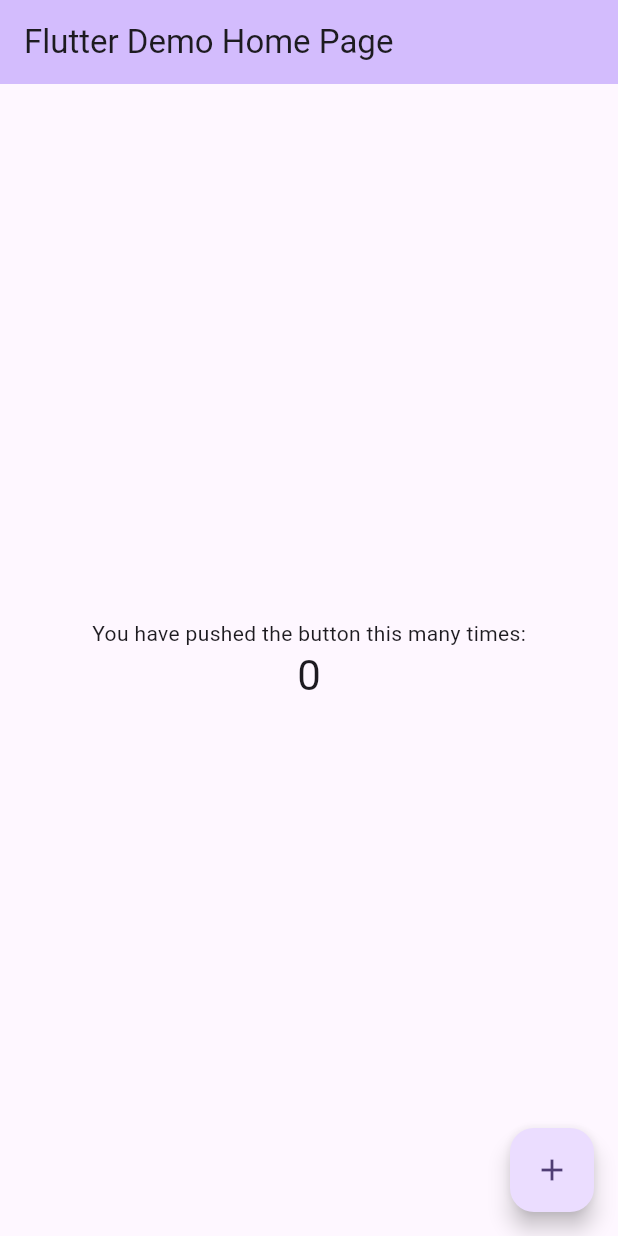
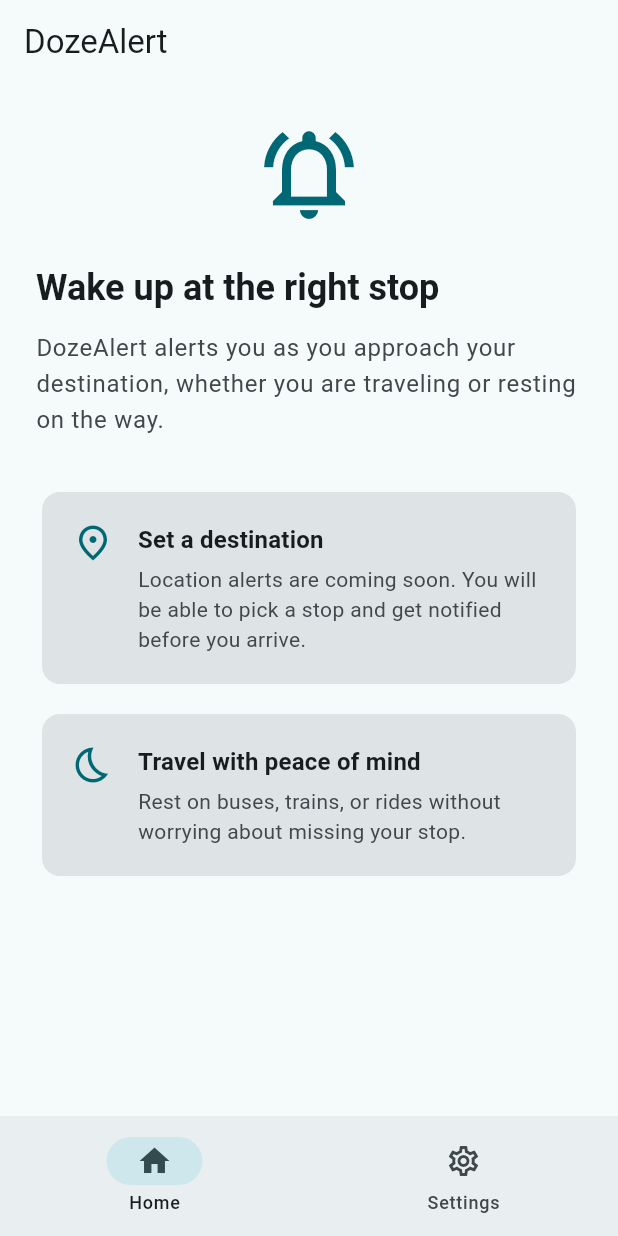
Before and after one commit to riazkhimany-rgb/dozealert, a Flutter app: the screen it shows after launch, on a phone screen of 412 x 824 dp. Run offline on Flutter 3.47's test engine with Material 3 defaults, Android fonts, the phone set to English and light mode, and no system bars.

Commit message:
Phase 1 - Project structure and navigation

```diff
--- a/lib/main.dart
+++ b/lib/main.dart
@@ -1,121 +1,44 @@
 import 'package:flutter/material.dart';
+import 'package:provider/provider.dart';
+
+import 'providers/navigation_provider.dart';
+import 'providers/theme_provider.dart';
+import 'screens/main_screen.dart';
+import 'services/settings_service.dart';
+import 'utils/app_theme.dart';
 
 void main() {
-  runApp(const MyApp());
+  runApp(const DozeAlertApp());
 }
 
-class MyApp extends StatelessWidget {
-  const MyApp({super.key});
-
-  // This widget is the root of your application.
-  @override
-  Widget build(BuildContext context) {
-    return MaterialApp(
-      title: 'Flutter Demo',
-      theme: ThemeData(
-        // This is the theme of your application.
-        //
-        // TRY THIS: Try running your application with "flutter run". You'll see
-        // the application has a purple toolbar. Then, without quitting the app,
-        // try changing the seedColor in the colorScheme below to Colors.green
-        // and then invoke "hot reload" (save your changes or press the "hot
-        // reload" button in a Flutter-supported IDE, or press "r" if you used
-        // the command line to start the app).
-        //
-        // Notice that the counter didn't reset back to zero; the application
-        // state is not lost during the reload. To reset the state, use hot
-        // restart instead.
-        //
-        // This works for code too, not just values: Most code changes can be
-        // tested with just a hot reload.
-        colorScheme: .fromSeed(seedColor: Colors.deepPurple),
-      ),
-      home: const MyHomePage(title: 'Flutter Demo Home Page'),
-    );
-  }
-}
-
-class MyHomePage extends StatefulWidget {
-  const MyHomePage({super.key, required this.title});
-
-  // This widget is the home page of your application. It is stateful, meaning
-  // that it has a State object (defined below) that contains fields that affect
-  // how it looks.
-
-  // This class is the configuration for the state. It holds the values (in this
-  // case the title) provided by the parent (in this case the App widget) and
-  // used by the build method of the State. Fields in a Widget subclass are
-  // always marked "final".
-
-  final String title;
-
-  @override
-  State<MyHomePage> createState() => _MyHomePageState();
-}
-
-class _MyHomePageState extends State<MyHomePage> {
-  int _counter = 0;
-
-  void _incrementCounter() {
-    setState(() {
-      // This call to setState tells the Flutter framework that something has
-      // changed in this State, which causes it to rerun the build method below
-      // so that the display can reflect the updated values. If we changed
-      // _counter without calling setState(), then the build method would not be
-      // called again, and so nothing would appear to happen.
-      _counter++;
-    });
-  }
+class DozeAlertApp extends StatelessWidget {
+  const DozeAlertApp({super.key});
 
   @override
   Widget build(BuildContext context) {
-    // This method is rerun every time setState is called, for instance as done
-    // by the _incrementCounter method above.
-    //
-    // The Flutter framework has been optimized to make rerunning build methods
-    // fast, so that you can just rebuild anything that needs updating rather
-    // than having to individually change instances of widgets.
-    return Scaffold(
-      appBar: AppBar(
-        // TRY THIS: Try changing the color here to a specific color (to
-        // Colors.amber, perhaps?) and trigger a hot reload to see the AppBar
-        // change color while the other colors stay the same.
-        backgroundColor: Theme.of(context).colorScheme.inversePrimary,
-        // Here we take the value from the MyHomePage object that was created by
-        // the App.build method, and use it to set our appbar title.
-        title: Text(widget.title),
-      ),
-      body: Center(
-        // Center is a layout widget. It takes a single child and positions it
-        // in the middle of the parent.
-        child: Column(
-          // Column is also a layout widget. It takes a list of children and
-          // arranges them vertically. By default, it sizes itself to fit its
-          // children horizontally, and tries to be as tall as its parent.
-          //
-          // Column has various properties to control how it sizes itself and
-          // how it positions its children. Here we use mainAxisAlignment to
-          // center the children vertically; the main axis here is the vertical
-          // axis because Columns are vertical (the cross axis would be
-          // horizontal).
-          //
-          // TRY THIS: Invoke "debug painting" (choose the "Toggle Debug Paint"
-          // action in the IDE, or press "p" in the console), to see the
-          // wireframe for each widget.
-          mainAxisAlignment: .center,
-          children: [
-            const Text('You have pushed the button this many times:'),
-            Text(
-              '$_counter',
-              style: Theme.of(context).textTheme.headlineMedium,
-            ),
-          ],
+    final settingsService = SettingsService();
+
+    return MultiProvider(
+      providers: [
+        Provider<SettingsService>.value(value: settingsService),
+        ChangeNotifierProvider(
+          create: (_) => ThemeProvider(settingsService),
         ),
-      ),
-      floatingActionButton: FloatingActionButton(
-        onPressed: _incrementCounter,
-        tooltip: 'Increment',
-        child: const Icon(Icons.add),
+        ChangeNotifierProvider(
+          create: (_) => NavigationProvider(),
+        ),
+      ],
+      child: Consumer<ThemeProvider>(
+        builder: (context, themeProvider, _) {
+          return MaterialApp(
+            title: 'DozeAlert',
+            debugShowCheckedModeBanner: false,
+            theme: AppTheme.light(),
+            darkTheme: AppTheme.dark(),
+            themeMode: themeProvider.themeMode,
+            home: const MainScreen(),
+          );
+        },
       ),
     );
   }
--- /dev/null
+++ b/lib/models/app_settings.dart
@@ -0,0 +1,11 @@
+import 'package:flutter/material.dart';
+
+class AppSettings {
+  const AppSettings({this.themeMode = ThemeMode.system});
+
+  final ThemeMode themeMode;
+
+  AppSettings copyWith({ThemeMode? themeMode}) {
+    return AppSettings(themeMode: themeMode ?? this.themeMode);
+  }
+}
--- /dev/null
+++ b/lib/providers/navigation_provider.dart
@@ -0,0 +1,16 @@
+import 'package:flutter/material.dart';
+
+class NavigationProvider extends ChangeNotifier {
+  int _selectedIndex = 0;
+
+  int get selectedIndex => _selectedIndex;
+
+  void setIndex(int index) {
+    if (index == _selectedIndex || index < 0) {
+      return;
+    }
+
+    _selectedIndex = index;
+    notifyListeners();
+  }
+}
--- /dev/null
+++ b/lib/providers/theme_provider.dart
@@ -0,0 +1,22 @@
+import 'package:flutter/material.dart';
+
+import '../services/settings_service.dart';
+
+class ThemeProvider extends ChangeNotifier {
+  ThemeProvider(this._settingsService);
+
+  final SettingsService _settingsService;
+
+  ThemeMode get themeMode => _settingsService.settings.themeMode;
+
+  Future<void> setThemeMode(ThemeMode mode) async {
+    if (mode == themeMode) {
+      return;
+    }
+
+    await _settingsService.saveSettings(
+      _settingsService.settings.copyWith(themeMode: mode),
+    );
+    notifyListeners();
+  }
+}
--- /dev/null
+++ b/lib/screens/home_screen.dart
@@ -0,0 +1,57 @@
+import 'package:flutter/material.dart';
+
+import '../widgets/info_card.dart';
+
+class HomeScreen extends StatelessWidget {
+  const HomeScreen({super.key});
+
+  @override
+  Widget build(BuildContext context) {
+    final colorScheme = Theme.of(context).colorScheme;
+
+    return Scaffold(
+      appBar: AppBar(
+        title: const Text('DozeAlert'),
+      ),
+      body: ListView(
+        padding: const EdgeInsets.all(24),
+        children: [
+          Icon(
+            Icons.notifications_active_outlined,
+            size: 72,
+            color: colorScheme.primary,
+          ),
+          const SizedBox(height: 24),
+          Text(
+            'Wake up at the right stop',
+            style: Theme.of(context).textTheme.headlineSmall?.copyWith(
+              fontWeight: FontWeight.bold,
+            ),
+          ),
+          const SizedBox(height: 12),
+          Text(
+            'DozeAlert alerts you as you approach your destination, '
+            'whether you are traveling or resting on the way.',
+            style: Theme.of(context).textTheme.bodyLarge?.copyWith(
+              color: colorScheme.onSurfaceVariant,
+            ),
+          ),
+          const SizedBox(height: 32),
+          const InfoCard(
+            icon: Icons.place_outlined,
+            title: 'Set a destination',
+            subtitle: 'Location alerts are coming soon. You will be able to '
+                'pick a stop and get notified before you arrive.',
+          ),
+          const SizedBox(height: 12),
+          const InfoCard(
+            icon: Icons.bedtime_outlined,
+            title: 'Travel with peace of mind',
+            subtitle: 'Rest on buses, trains, or rides without worrying about '
+                'missing your stop.',
+          ),
+        ],
+      ),
+    );
+  }
+}
--- /dev/null
+++ b/lib/screens/main_screen.dart
@@ -0,0 +1,45 @@
+import 'package:flutter/material.dart';
+import 'package:provider/provider.dart';
+
+import '../providers/navigation_provider.dart';
+import 'home_screen.dart';
+import 'settings_screen.dart';
+
+class MainScreen extends StatelessWidget {
+  const MainScreen({super.key});
+
+  static const _destinations = [
+    NavigationDestination(
+      icon: Icon(Icons.home_outlined),
+      selectedIcon: Icon(Icons.home),
+      label: 'Home',
+    ),
+    NavigationDestination(
+      icon: Icon(Icons.settings_outlined),
+      selectedIcon: Icon(Icons.settings),
+      label: 'Settings',
+    ),
+  ];
+
+  static const _screens = [
+    HomeScreen(),
+    SettingsScreen(),
+  ];
+
+  @override
+  Widget build(BuildContext context) {
+    final selectedIndex = context.watch<NavigationProvider>().selectedIndex;
+
+    return Scaffold(
+      body: IndexedStack(
+        index: selectedIndex,
+        children: _screens,
+      ),
+      bottomNavigationBar: NavigationBar(
+        selectedIndex: selectedIndex,
+        onDestinationSelected: context.read<NavigationProvider>().setIndex,
+        destinations: _destinations,
+      ),
+    );
+  }
+}
--- /dev/null
+++ b/lib/screens/settings_screen.dart
@@ -0,0 +1,80 @@
+import 'package:flutter/material.dart';
+import 'package:provider/provider.dart';
+
+import '../providers/theme_provider.dart';
+
+class SettingsScreen extends StatelessWidget {
+  const SettingsScreen({super.key});
+
+  String _themeModeLabel(ThemeMode mode) {
+    return switch (mode) {
+      ThemeMode.system => 'System default',
+      ThemeMode.light => 'Light',
+      ThemeMode.dark => 'Dark',
+    };
+  }
+
+  @override
+  Widget build(BuildContext context) {
+    final themeProvider = context.watch<ThemeProvider>();
+    final colorScheme = Theme.of(context).colorScheme;
+
+    return Scaffold(
+      appBar: AppBar(
+        title: const Text('Settings'),
+      ),
+      body: ListView(
+        padding: const EdgeInsets.symmetric(vertical: 8),
+        children: [
+          Padding(
+            padding: const EdgeInsets.fromLTRB(24, 16, 24, 8),
+            child: Text(
+              'Appearance',
+              style: Theme.of(context).textTheme.titleSmall?.copyWith(
+                color: colorScheme.primary,
+                fontWeight: FontWeight.w600,
+              ),
+            ),
+          ),
+          RadioGroup<ThemeMode>(
+            groupValue: themeProvider.themeMode,
+            onChanged: (value) {
+              if (value != null) {
+                themeProvider.setThemeMode(value);
+              }
+            },
+            child: Column(
+              children: ThemeMode.values
+                  .map(
+                    (mode) => RadioListTile<ThemeMode>(
+                      title: Text(_themeModeLabel(mode)),
+                      value: mode,
+                    ),
+                  )
+                  .toList(),
+            ),
+          ),
+          const Divider(height: 32),
+          Padding(
+            padding: const EdgeInsets.fromLTRB(24, 8, 24, 8),
+            child: Text(
+              'About',
+              style: Theme.of(context).textTheme.titleSmall?.copyWith(
+                color: colorScheme.primary,
+                fontWeight: FontWeight.w600,
+              ),
+            ),
+          ),
+          ListTile(
+            leading: const Icon(Icons.info_outline),
+            title: const Text('DozeAlert'),
+            subtitle: Text(
+              'Version 1.0.0',
+              style: TextStyle(color: colorScheme.onSurfaceVariant),
+            ),
+          ),
+        ],
+      ),
+    );
+  }
+}
--- /dev/null
+++ b/lib/services/settings_service.dart
@@ -0,0 +1,11 @@
+import '../models/app_settings.dart';
+
+class SettingsService {
+  AppSettings _settings = const AppSettings();
+
+  AppSettings get settings => _settings;
+
+  Future<void> saveSettings(AppSettings settings) async {
+    _settings = settings;
+  }
+}
--- /dev/null
+++ b/lib/utils/app_theme.dart
@@ -0,0 +1,35 @@
+import 'package:flutter/material.dart';
+
+abstract final class AppTheme {
+  static const Color _seedColor = Color(0xFF006874);
+
+  static ThemeData light() {
+    return ThemeData(
+      useMaterial3: true,
+      brightness: Brightness.light,
+      colorScheme: ColorScheme.fromSeed(
+        seedColor: _seedColor,
+        brightness: Brightness.light,
+      ),
+      appBarTheme: const AppBarTheme(centerTitle: false),
+      navigationBarTheme: const NavigationBarThemeData(
+        labelBehavior: NavigationDestinationLabelBehavior.alwaysShow,
+      ),
+    );
+  }
+
+  static ThemeData dark() {
+    return ThemeData(
+      useMaterial3: true,
+      brightness: Brightness.dark,
+      colorScheme: ColorScheme.fromSeed(
+        seedColor: _seedColor,
+        brightness: Brightness.dark,
+      ),
+      appBarTheme: const AppBarTheme(centerTitle: false),
+      navigationBarTheme: const NavigationBarThemeData(
+        labelBehavior: NavigationDestinationLabelBehavior.alwaysShow,
+      ),
+    );
+  }
+}
--- /dev/null
+++ b/lib/widgets/info_card.dart
@@ -0,0 +1,54 @@
+import 'package:flutter/material.dart';
+
+class InfoCard extends StatelessWidget {
+  const InfoCard({
+    super.key,
+    required this.icon,
+    required this.title,
+    required this.subtitle,
+  });
+
+  final IconData icon;
+  final String title;
+  final String subtitle;
+
+  @override
+  Widget build(BuildContext context) {
+    final colorScheme = Theme.of(context).colorScheme;
+
+    return Card(
+      elevation: 0,
+      color: colorScheme.surfaceContainerHighest,
+      child: Padding(
+        padding: const EdgeInsets.all(20),
+        child: Row(
+          crossAxisAlignment: CrossAxisAlignment.start,
+          children: [
+            Icon(icon, color: colorScheme.primary, size: 28),
+            const SizedBox(width: 16),
+            Expanded(
+              child: Column(
+                crossAxisAlignment: CrossAxisAlignment.start,
+                children: [
+                  Text(
+                    title,
+                    style: Theme.of(context).textTheme.titleMedium?.copyWith(
+                      fontWeight: FontWeight.w600,
+                    ),
+                  ),
+                  const SizedBox(height: 4),
+                  Text(
+                    subtitle,
+                    style: Theme.of(context).textTheme.bodyMedium?.copyWith(
+                      color: colorScheme.onSurfaceVariant,
+                    ),
+                  ),
+                ],
+              ),
+            ),
+          ],
+        ),
+      ),
+    );
+  }
+}
--- a/pubspec.yaml
+++ b/pubspec.yaml
@@ -1,5 +1,5 @@
 name: dozealert
-description: "A new Flutter project."
+description: "Wake up when approaching your destination."
 # The following line prevents the package from being accidentally published to
 # pub.dev using `flutter pub publish`. This is preferred for private packages.
 publish_to: 'none' # Remove this line if you wish to publish to pub.dev
@@ -34,6 +34,7 @@ dependencies:
   # The following adds the Cupertino Icons font to your application.
   # Use with the CupertinoIcons class for iOS style icons.
   cupertino_icons: ^1.0.8
+  provider: ^6.1.5+1
 
 dev_dependencies:
   flutter_test:
```
Also changed, not shown: pubspec.lock, 1 other file.
